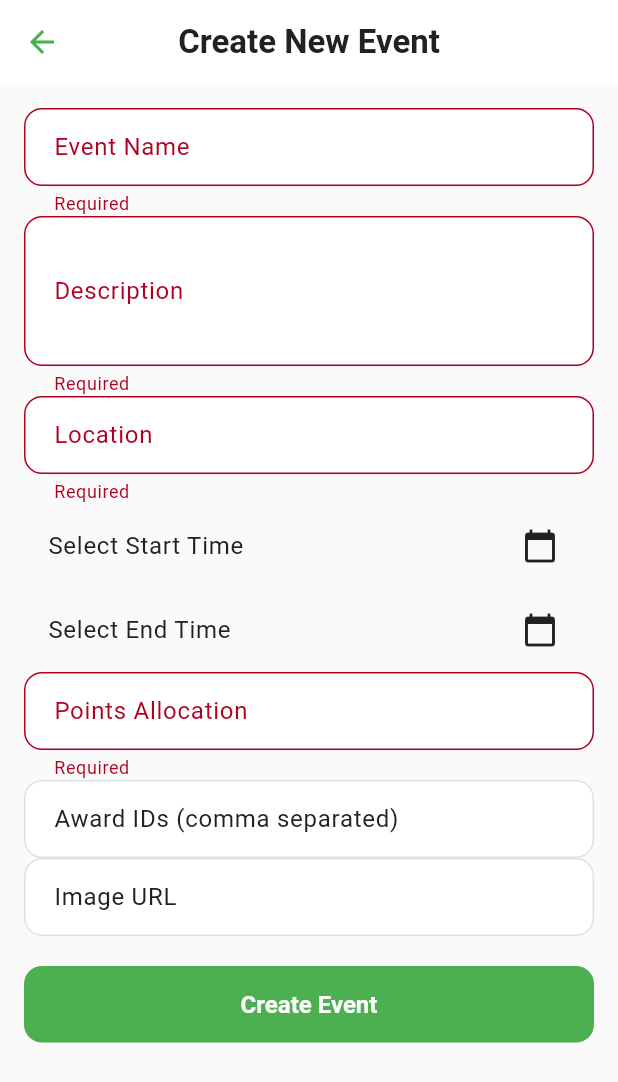
After one commit to open-cmuq/passport-frontend, a Flutter app: the CreateEventScreen screen opened directly, after a tap on "Create Event", on a phone screen of 412 x 824 dp. The commit adds this screen. Shown: the top 1082 px of the screen. Run offline on Flutter 3.47's test engine with Material 3 defaults, Android fonts, the phone set to English and light mode, and no system bars; our stand-ins replace flutter_dotenv, fluttertoast, shared_preferences; accounts and stored records are empty.

Commit message:
Implement event creation for admins

```diff
--- /dev/null
+++ b/lib/screens/events/create_event_screen.dart
@@ -0,0 +1,143 @@
+import 'package:flutter/material.dart';
+import 'package:fluttertoast/fluttertoast.dart';
+import '../../services/event_service.dart';
+import '../../models/event_model.dart';
+
+class CreateEventScreen extends StatefulWidget {
+  @override
+  _CreateEventScreenState createState() => _CreateEventScreenState();
+}
+
+class _CreateEventScreenState extends State<CreateEventScreen> {
+  final _formKey = GlobalKey<FormState>();
+  final _nameController = TextEditingController();
+  final _descriptionController = TextEditingController();
+  final _locationController = TextEditingController();
+  final _pointsController = TextEditingController();
+  final _awardsController = TextEditingController();
+  final _imageUrlController = TextEditingController();
+  DateTime? _startTime;
+  DateTime? _endTime;
+
+  Future<void> _selectDate(BuildContext context, bool isStartTime) async {
+    final picked = await showDatePicker(
+      context: context,
+      initialDate: DateTime.now(),
+      firstDate: DateTime.now(),
+      lastDate: DateTime(2100),
+    );
+
+    if (picked != null) {
+      final time = await showTimePicker(
+        context: context,
+        initialTime: TimeOfDay.now(),
+      );
+
+      if (time != null) {
+        final dateTime =
+            picked.add(Duration(hours: time.hour, minutes: time.minute));
+        setState(() {
+          if (isStartTime) {
+            _startTime = dateTime;
+          } else {
+            _endTime = dateTime;
+          }
+        });
+      }
+    }
+  }
+
+  Future<void> _submitForm() async {
+    if (_formKey.currentState!.validate()) {
+      try {
+        final newEvent = await EventService.createEvent(
+          name: _nameController.text,
+          description: _descriptionController.text,
+          location: _locationController.text,
+          startTime: _startTime,
+          endTime: _endTime,
+          pointsAllocation: int.parse(_pointsController.text),
+          awardIDs: _awardsController.text.split(',').map(int.parse).toList(),
+          imageURL: _imageUrlController.text,
+        );
+
+        Navigator.pop(context, true); // Return success
+        Fluttertoast.showToast(msg: 'Event created successfully!');
+      } catch (e) {
+        Fluttertoast.showToast(msg: 'Error creating event: $e');
+      }
+    }
+  }
+
+  @override
+  Widget build(BuildContext context) {
+    final theme = Theme.of(context);
+
+    return Scaffold(
+      appBar: AppBar(
+        title: Text('Create New Event'),
+      ),
+      body: Padding(
+        padding: const EdgeInsets.all(16.0),
+        child: Form(
+          key: _formKey,
+          child: ListView(
+            children: [
+              TextFormField(
+                controller: _nameController,
+                decoration: InputDecoration(labelText: 'Event Name'),
+                validator: (value) => value!.isEmpty ? 'Required' : null,
+              ),
+              TextFormField(
+                controller: _descriptionController,
+                decoration: InputDecoration(labelText: 'Description'),
+                maxLines: 3,
+                validator: (value) => value!.isEmpty ? 'Required' : null,
+              ),
+              TextFormField(
+                controller: _locationController,
+                decoration: InputDecoration(labelText: 'Location'),
+                validator: (value) => value!.isEmpty ? 'Required' : null,
+              ),
+              ListTile(
+                title: Text(_startTime != null
+                    ? 'Start: ${_startTime!.toLocal()}'
+                    : 'Select Start Time'),
+                trailing: Icon(Icons.calendar_today),
+                onTap: () => _selectDate(context, true),
+              ),
+              ListTile(
+                title: Text(_endTime != null
+                    ? 'End: ${_endTime!.toLocal()}'
+                    : 'Select End Time'),
+                trailing: Icon(Icons.calendar_today),
+                onTap: () => _selectDate(context, false),
+              ),
+              TextFormField(
+                controller: _pointsController,
+                decoration: InputDecoration(labelText: 'Points Allocation'),
+                keyboardType: TextInputType.number,
+                validator: (value) => value!.isEmpty ? 'Required' : null,
+              ),
+              TextFormField(
+                controller: _awardsController,
+                decoration: InputDecoration(
+                    labelText: 'Award IDs (comma separated)',
+                    hintText: 'e.g., 1,2,3'),
+              ),
+              TextFormField(
+                controller: _imageUrlController,
+                decoration: InputDecoration(labelText: 'Image URL'),
+              ),
+              SizedBox(height: 20),
+              ElevatedButton(
+                onPressed: _submitForm,
+                child: Text('Create Event'),
+              ),
+            ],
+          ),
+        ),
+      ),
+    );
+  }
+}
```
Also changed, not shown: lib/screens/events/events_screen.dart (+25 -0 lines), lib/services/auth_service.dart (+11 -0 lines).
